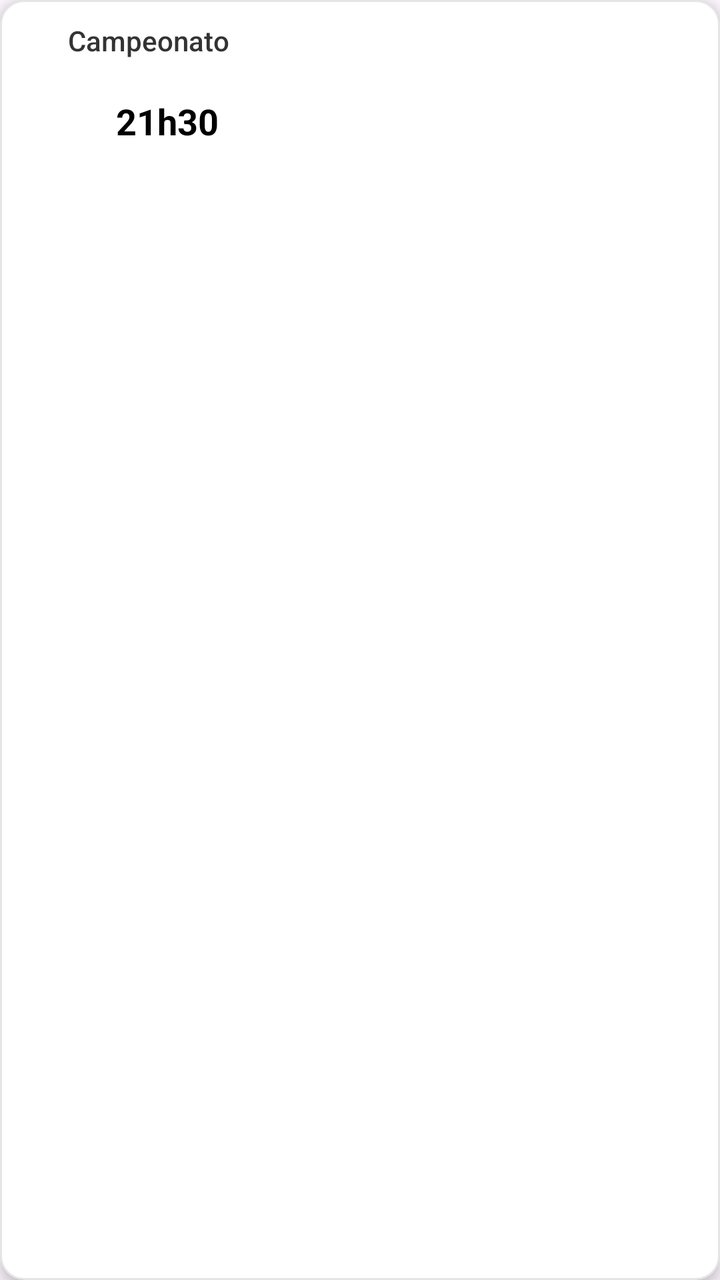
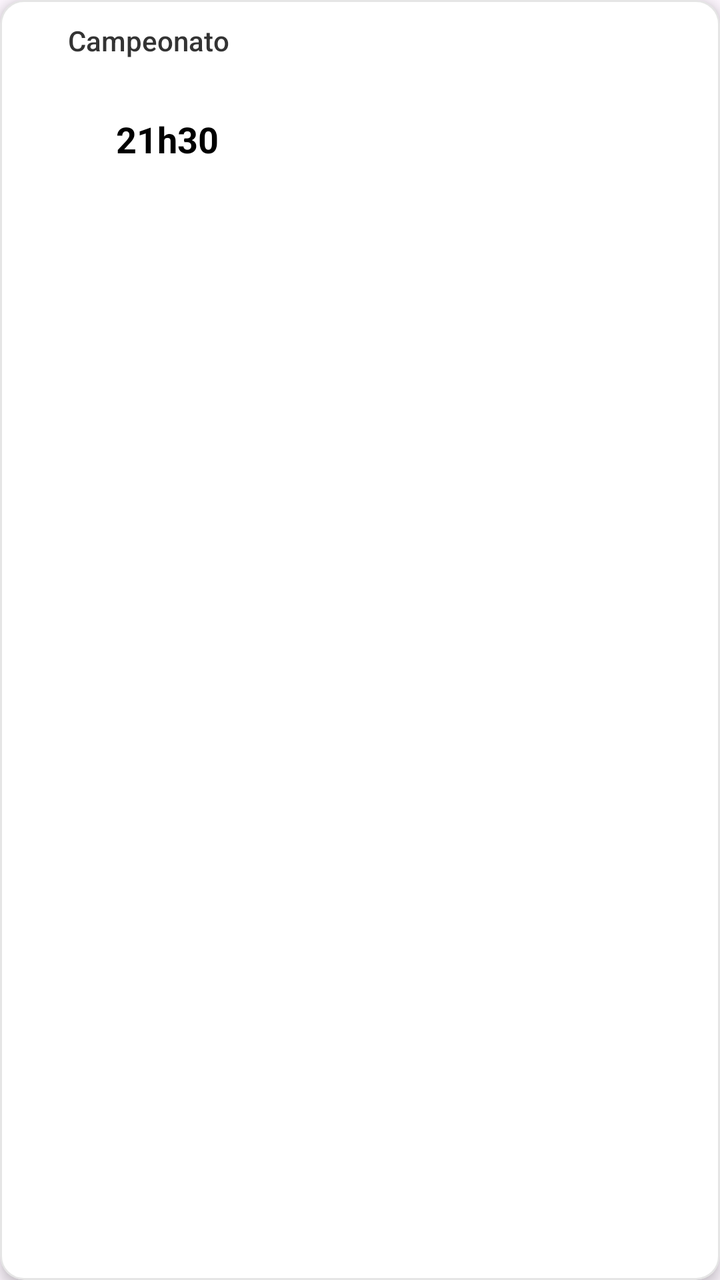

The first picture is an Android layout as it rendered before a commit; the second is the same layout after the commit. The layout source and the unified diff follow.
<!-- AndroidManifest.xml: application theme Theme.Material3.DayNight.NoActionBar -->
<!-- res/layout/item_game.xml -->
<?xml version="1.0" encoding="utf-8"?>
<com.google.android.material.card.MaterialCardView
    xmlns:android="http://schemas.android.com/apk/res/android"
    xmlns:app="http://schemas.android.com/apk/res-auto"
    android:layout_width="match_parent"
    android:layout_height="wrap_content"

    android:layout_marginStart="12dp"
    android:layout_marginEnd="12dp"
    android:layout_marginTop="6dp"
    android:layout_marginBottom="6dp"

    android:backgroundTint="@android:color/white"
    app:cardCornerRadius="12dp"
    app:cardElevation="4dp"

    app:strokeColor="#1A000000"
    app:strokeWidth="1dp">

    <androidx.constraintlayout.widget.ConstraintLayout
        android:layout_width="match_parent"
        android:layout_height="wrap_content"
        android:padding="12dp">

        
        <ImageView
            android:id="@+id/imgChamp"
            android:layout_width="16dp"
            android:layout_height="16dp"
            app:layout_constraintStart_toStartOf="parent"
            app:layout_constraintTop_toTopOf="parent"/>

        <TextView
            android:id="@+id/tvChamp"
            android:layout_width="0dp"
            android:layout_height="wrap_content"
            android:text="Campeonato"
            android:textSize="14sp"
            android:textColor="#333"
            android:fontFamily="sans-serif-medium"
            app:layout_constraintStart_toEndOf="@id/imgChamp"
            app:layout_constraintTop_toTopOf="@id/imgChamp"
            app:layout_constraintBottom_toBottomOf="@id/imgChamp"
            app:layout_constraintEnd_toEndOf="parent"
            android:layout_marginStart="6dp"/>

        
        <TextView
            android:id="@+id/tvHomeName"
            android:layout_width="0dp"
            android:layout_height="wrap_content"
            android:minWidth="60dp"
            android:text="Mandante"
            android:textSize="15sp"
            android:textColor="#222"
            android:maxLines="2"
            android:ellipsize="end"
            android:gravity="end"
            app:layout_constraintStart_toStartOf="parent"
            app:layout_constraintEnd_toStartOf="@id/imgHome"
            app:layout_constraintTop_toBottomOf="@id/tvChamp"
            android:layout_marginTop="12dp"/>

        
        <ImageView
            android:id="@+id/imgHome"
            android:layout_width="28dp"
            android:layout_height="28dp"
            app:layout_constraintStart_toEndOf="@id/tvHomeName"
            app:layout_constraintTop_toTopOf="@id/tvHomeName"
            app:layout_constraintBottom_toBottomOf="@id/tvHomeName"
            android:layout_marginStart="6dp"/>

        
        <TextView
            android:id="@+id/tvTime"
            android:layout_width="wrap_content"
            android:layout_height="wrap_content"
            android:text="21h30"
            android:textSize="18sp"
            android:textStyle="bold"
            android:textColor="#000"
            app:layout_constraintStart_toEndOf="@id/imgHome"
            app:layout_constraintEnd_toStartOf="@id/imgAway"
            app:layout_constraintTop_toTopOf="@id/imgHome"
            app:layout_constraintBottom_toBottomOf="@id/imgHome"
            android:layout_marginStart="12dp"
            android:layout_marginEnd="12dp"/>

        
        <ImageView
            android:id="@+id/imgAway"
            android:layout_width="28dp"
            android:layout_height="28dp"
            app:layout_constraintTop_toTopOf="@id/tvTime"
            app:layout_constraintBottom_toBottomOf="@id/tvTime"
            app:layout_constraintEnd_toStartOf="@id/tvAwayName"
            android:layout_marginEnd="6dp"/>

     
        <TextView
            android:id="@+id/tvAwayName"
            android:layout_width="0dp"
            android:layout_height="wrap_content"
            android:minWidth="60dp"
            android:text="Visitante"
            android:textSize="15sp"
            android:textColor="#222"
            android:maxLines="2"
            android:ellipsize="end"
            android:gravity="start"
            app:layout_constraintStart_toEndOf="@id/imgAway"
            app:layout_constraintEnd_toEndOf="parent"
            app:layout_constraintTop_toTopOf="@id/tvHomeName"
            app:layout_constraintBottom_toBottomOf="@id/tvHomeName"/>

        
        <LinearLayout
            android:id="@+id/btnContainer"
            android:layout_width="0dp"
            android:layout_height="wrap_content"
            android:orientation="horizontal"
            android:gravity="center"
            android:layout_marginTop="10dp"
            android:visibility="gone"
            app:layout_constraintTop_toBottomOf="@id/tvAwayName"
            app:layout_constraintStart_toStartOf="parent"
            app:layout_constraintEnd_toEndOf="parent"/>
    </androidx.constraintlayout.widget.ConstraintLayout>
</com.google.android.material.card.MaterialCardView>
<!-- resources referenced by this layout -->
<resources>

</resources>

<!-- the commit's change to res/layout/item_game.xml (unified diff, before → after) -->
@@ -45,21 +45,23 @@
             android:layout_marginStart="6dp"/>
 
         
-        <TextView
-            android:id="@+id/tvHomeName"
-            android:layout_width="0dp"
-            android:layout_height="wrap_content"
-            android:minWidth="60dp"
-            android:text="Mandante"
-            android:textSize="15sp"
-            android:textColor="#222"
-            android:maxLines="2"
-            android:ellipsize="end"
-            android:gravity="end"
-            app:layout_constraintStart_toStartOf="parent"
-            app:layout_constraintEnd_toStartOf="@id/imgHome"
-            app:layout_constraintTop_toBottomOf="@id/tvChamp"
-            android:layout_marginTop="12dp"/>
+        
+<TextView
+    android:id="@+id/tvHomeName"
+    android:layout_width="0dp"
+    android:layout_height="wrap_content"
+    android:minWidth="60dp"
+    android:text="Mandante"
+    android:textSize="15sp"
+    android:textColor="#222"
+    android:maxLines="3"
+    android:ellipsize="end"
+    android:gravity="end"
+    app:layout_constraintStart_toStartOf="parent"
+    app:layout_constraintEnd_toStartOf="@id/imgHome"
+    app:layout_constraintTop_toBottomOf="@id/tvChamp"
+    app:layout_constraintHorizontal_weight="1"
+    android:layout_marginTop="12dp" />
 
         
         <ImageView
@@ -98,21 +100,23 @@
             android:layout_marginEnd="6dp"/>
 
      
-        <TextView
-            android:id="@+id/tvAwayName"
-            android:layout_width="0dp"
-            android:layout_height="wrap_content"
-            android:minWidth="60dp"
-            android:text="Visitante"
-            android:textSize="15sp"
-            android:textColor="#222"
-            android:maxLines="2"
-            android:ellipsize="end"
-            android:gravity="start"
-            app:layout_constraintStart_toEndOf="@id/imgAway"
-            app:layout_constraintEnd_toEndOf="parent"
-            app:layout_constraintTop_toTopOf="@id/tvHomeName"
-            app:layout_constraintBottom_toBottomOf="@id/tvHomeName"/>
+        
+<TextView
+    android:id="@+id/tvAwayName"
+    android:layout_width="0dp"
+    android:layout_height="wrap_content"
+    android:minWidth="60dp"
+    android:text="Visitante"
+    android:textSize="15sp"
+    android:textColor="#222"
+    android:maxLines="3"
+    android:ellipsize="end"
+    android:gravity="start"
+    app:layout_constraintStart_toEndOf="@id/imgAway"
+    app:layout_constraintEnd_toEndOf="parent"
+    app:layout_constraintTop_toTopOf="@id/tvHomeName"
+    app:layout_constraintBottom_toBottomOf="@id/tvHomeName"
+    app:layout_constraintHorizontal_weight="1" />
 
         
         <LinearLayout
